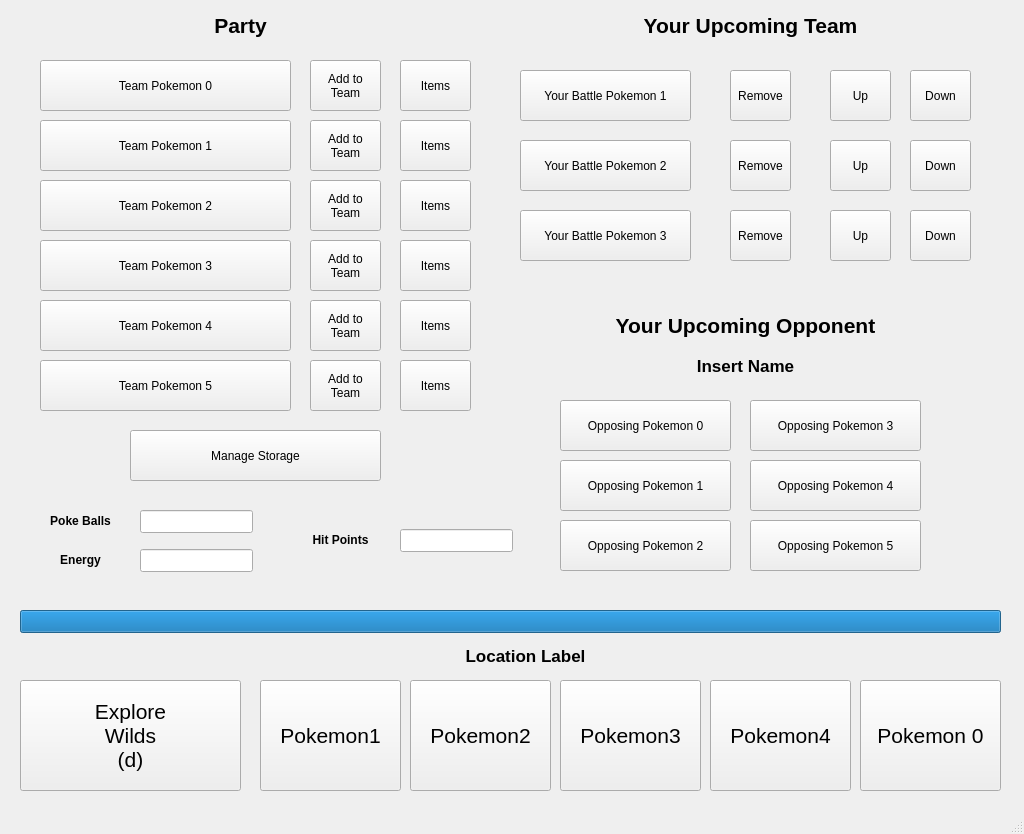
This is client/qtassets/battlewindow.ui in chillymango/autobattler_demo as Qt 5 draws it before an edit. The edited form follows.
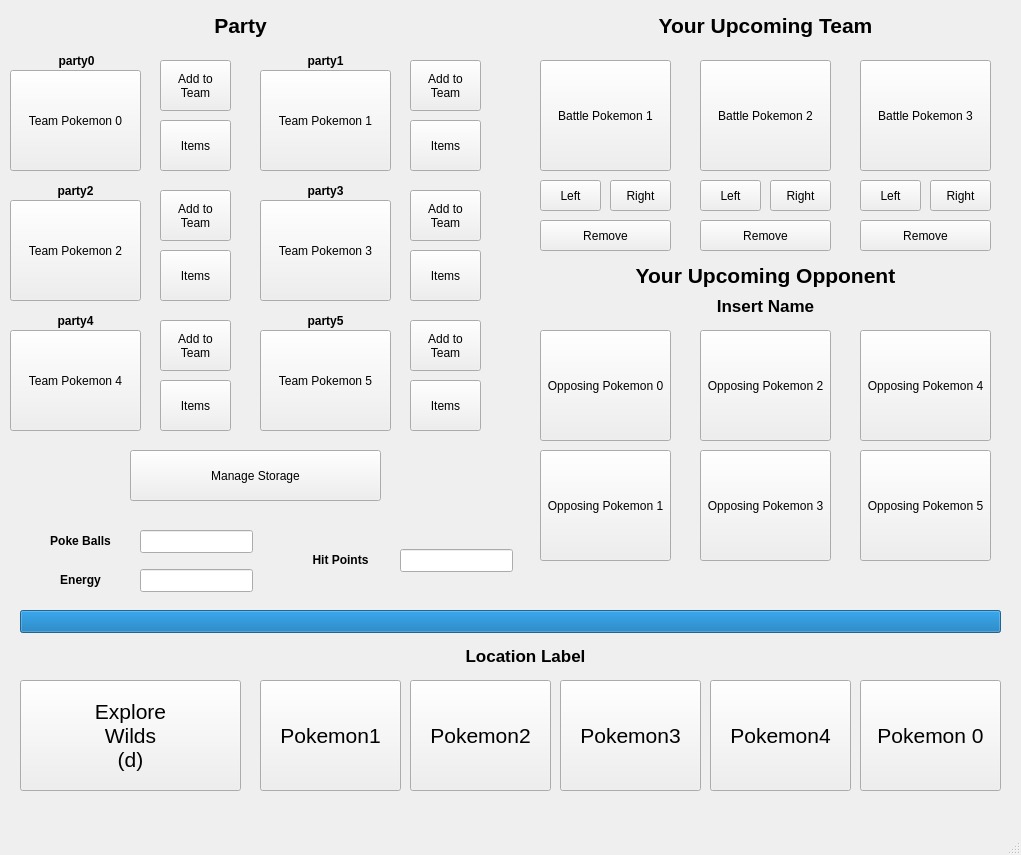
This is the edited form.

Commit message: adding sprites for pokemon views

The edit to the form file:
```diff
--- a/client/qtassets/battlewindow.ui
+++ b/client/qtassets/battlewindow.ui
@@ -6,8 +6,8 @@
    <rect>
     <x>0</x>
     <y>0</y>
-    <width>1024</width>
-    <height>834</height>
+    <width>1021</width>
+    <height>855</height>
    </rect>
   </property>
   <property name="windowTitle">
@@ -146,22 +146,22 @@
    <widget class="QPushButton" name="teamMember0">
     <property name="geometry">
      <rect>
-      <x>520</x>
-      <y>70</y>
-      <width>171</width>
-      <height>51</height>
+      <x>540</x>
+      <y>60</y>
+      <width>131</width>
+      <height>111</height>
      </rect>
     </property>
     <property name="text">
-     <string>Your Battle Pokemon 1</string>
+     <string>Battle Pokemon 1</string>
     </property>
    </widget>
    <widget class="QLabel" name="label">
     <property name="geometry">
      <rect>
-      <x>510</x>
+      <x>540</x>
       <y>10</y>
-      <width>481</width>
+      <width>451</width>
       <height>31</height>
      </rect>
     </property>
@@ -182,9 +182,9 @@
    <widget class="QLabel" name="label_2">
     <property name="geometry">
      <rect>
-      <x>500</x>
-      <y>310</y>
-      <width>491</width>
+      <x>540</x>
+      <y>260</y>
+      <width>451</width>
       <height>31</height>
      </rect>
     </property>
@@ -205,10 +205,10 @@
    <widget class="QPushButton" name="opposingPokemon1">
     <property name="geometry">
      <rect>
-      <x>560</x>
-      <y>460</y>
-      <width>171</width>
-      <height>51</height>
+      <x>540</x>
+      <y>450</y>
+      <width>131</width>
+      <height>111</height>
      </rect>
     </property>
     <property name="text">
@@ -218,10 +218,10 @@
    <widget class="QPushButton" name="opposingPokemon2">
     <property name="geometry">
      <rect>
-      <x>560</x>
-      <y>520</y>
-      <width>171</width>
-      <height>51</height>
+      <x>700</x>
+      <y>330</y>
+      <width>131</width>
+      <height>111</height>
      </rect>
     </property>
     <property name="text">
@@ -231,10 +231,10 @@
    <widget class="QPushButton" name="opposingPokemon3">
     <property name="geometry">
      <rect>
-      <x>750</x>
-      <y>400</y>
-      <width>171</width>
-      <height>51</height>
+      <x>700</x>
+      <y>450</y>
+      <width>131</width>
+      <height>111</height>
      </rect>
     </property>
     <property name="text">
@@ -244,10 +244,10 @@
    <widget class="QPushButton" name="opposingPokemon4">
     <property name="geometry">
      <rect>
-      <x>750</x>
-      <y>460</y>
-      <width>171</width>
-      <height>51</height>
+      <x>860</x>
+      <y>330</y>
+      <width>131</width>
+      <height>111</height>
      </rect>
     </property>
     <property name="text">
@@ -257,10 +257,10 @@
    <widget class="QPushButton" name="opposingPokemon5">
     <property name="geometry">
      <rect>
-      <x>750</x>
-      <y>520</y>
-      <width>171</width>
-      <height>51</height>
+      <x>860</x>
+      <y>450</y>
+      <width>131</width>
+      <height>111</height>
      </rect>
     </property>
     <property name="text">
@@ -270,36 +270,36 @@
    <widget class="QPushButton" name="teamMember1">
     <property name="geometry">
      <rect>
-      <x>520</x>
-      <y>140</y>
-      <width>171</width>
-      <height>51</height>
+      <x>700</x>
+      <y>60</y>
+      <width>131</width>
+      <height>111</height>
      </rect>
     </property>
     <property name="text">
-     <string>Your Battle Pokemon 2</string>
+     <string>Battle Pokemon 2</string>
     </property>
    </widget>
    <widget class="QPushButton" name="teamMember2">
     <property name="geometry">
      <rect>
-      <x>520</x>
-      <y>210</y>
-      <width>171</width>
-      <height>51</height>
+      <x>860</x>
+      <y>60</y>
+      <width>131</width>
+      <height>111</height>
      </rect>
     </property>
     <property name="text">
-     <string>Your Battle Pokemon 3</string>
+     <string>Battle Pokemon 3</string>
     </property>
    </widget>
    <widget class="QPushButton" name="removeTeamMember0">
     <property name="geometry">
      <rect>
-      <x>730</x>
-      <y>70</y>
-      <width>61</width>
-      <height>51</height>
+      <x>540</x>
+      <y>220</y>
+      <width>131</width>
+      <height>31</height>
      </rect>
     </property>
     <property name="text">
@@ -309,10 +309,10 @@
    <widget class="QPushButton" name="removeTeamMember1">
     <property name="geometry">
      <rect>
-      <x>730</x>
-      <y>140</y>
-      <width>61</width>
-      <height>51</height>
+      <x>700</x>
+      <y>220</y>
+      <width>131</width>
+      <height>31</height>
      </rect>
     </property>
     <property name="text">
@@ -322,10 +322,10 @@
    <widget class="QPushButton" name="removeTeamMember2">
     <property name="geometry">
      <rect>
-      <x>730</x>
-      <y>210</y>
-      <width>61</width>
-      <height>51</height>
+      <x>860</x>
+      <y>220</y>
+      <width>131</width>
+      <height>31</height>
      </rect>
     </property>
     <property name="text">
@@ -335,79 +335,79 @@
    <widget class="QPushButton" name="shiftTeam0Up">
     <property name="geometry">
      <rect>
-      <x>830</x>
-      <y>70</y>
+      <x>540</x>
+      <y>180</y>
       <width>61</width>
-      <height>51</height>
+      <height>31</height>
      </rect>
     </property>
     <property name="text">
-     <string>Up</string>
+     <string>Left</string>
     </property>
    </widget>
    <widget class="QPushButton" name="shiftTeam1Up">
     <property name="geometry">
      <rect>
-      <x>830</x>
-      <y>140</y>
+      <x>700</x>
+      <y>180</y>
       <width>61</width>
-      <height>51</height>
+      <height>31</height>
      </rect>
     </property>
     <property name="text">
-     <string>Up</string>
+     <string>Left</string>
     </property>
    </widget>
    <widget class="QPushButton" name="shiftTeam2Up">
     <property name="geometry">
      <rect>
-      <x>830</x>
-      <y>210</y>
+      <x>860</x>
+      <y>180</y>
       <width>61</width>
-      <height>51</height>
+      <height>31</height>
      </rect>
     </property>
     <property name="text">
-     <string>Up</string>
+     <string>Left</string>
     </property>
    </widget>
    <widget class="QPushButton" name="shiftTeam0Down">
     <property name="geometry">
      <rect>
-      <x>910</x>
-      <y>70</y>
+      <x>610</x>
+      <y>180</y>
       <width>61</width>
-      <height>51</height>
+      <height>31</height>
      </rect>
     </property>
     <property name="text">
-     <string>Down</string>
+     <string>Right</string>
     </property>
    </widget>
    <widget class="QPushButton" name="shiftTeam1Down">
     <property name="geometry">
      <rect>
-      <x>910</x>
-      <y>140</y>
+      <x>770</x>
+      <y>180</y>
       <width>61</width>
-      <height>51</height>
+      <height>31</height>
      </rect>
     </property>
     <property name="text">
-     <string>Down</string>
+     <string>Right</string>
     </property>
    </widget>
    <widget class="QPushButton" name="shiftTeam2Down">
     <property name="geometry">
      <rect>
-      <x>910</x>
-      <y>210</y>
+      <x>930</x>
+      <y>180</y>
       <width>61</width>
-      <height>51</height>
+      <height>31</height>
      </rect>
     </property>
     <property name="text">
-     <string>Down</string>
+     <string>Right</string>
     </property>
    </widget>
    <widget class="QLabel" name="label_3">
@@ -436,10 +436,10 @@
    <widget class="QPushButton" name="opposingPokemon0">
     <property name="geometry">
      <rect>
-      <x>560</x>
-      <y>400</y>
-      <width>171</width>
-      <height>51</height>
+      <x>540</x>
+      <y>330</y>
+      <width>131</width>
+      <height>111</height>
      </rect>
     </property>
     <property name="text">
@@ -449,9 +449,9 @@
    <widget class="QLabel" name="opponentName">
     <property name="geometry">
      <rect>
-      <x>500</x>
-      <y>350</y>
-      <width>491</width>
+      <x>540</x>
+      <y>290</y>
+      <width>451</width>
       <height>31</height>
      </rect>
     </property>
@@ -495,7 +495,7 @@
    <widget class="QPushButton" name="partyItems1">
     <property name="geometry">
      <rect>
-      <x>400</x>
+      <x>410</x>
       <y>120</y>
       <width>71</width>
       <height>51</height>
@@ -508,10 +508,10 @@
    <widget class="QPushButton" name="partyPokemon5">
     <property name="geometry">
      <rect>
-      <x>40</x>
-      <y>360</y>
-      <width>251</width>
-      <height>51</height>
+      <x>260</x>
+      <y>330</y>
+      <width>131</width>
+      <height>101</height>
      </rect>
     </property>
     <property name="text">
@@ -521,7 +521,7 @@
    <widget class="QPushButton" name="addParty0">
     <property name="geometry">
      <rect>
-      <x>310</x>
+      <x>160</x>
       <y>60</y>
       <width>71</width>
       <height>51</height>
@@ -535,8 +535,8 @@
    <widget class="QPushButton" name="partyItems5">
     <property name="geometry">
      <rect>
-      <x>400</x>
-      <y>360</y>
+      <x>410</x>
+      <y>380</y>
       <width>71</width>
       <height>51</height>
      </rect>
@@ -548,8 +548,8 @@
    <widget class="QPushButton" name="partyItems3">
     <property name="geometry">
      <rect>
-      <x>400</x>
-      <y>240</y>
+      <x>410</x>
+      <y>250</y>
       <width>71</width>
       <height>51</height>
      </rect>
@@ -561,8 +561,8 @@
    <widget class="QPushButton" name="addParty2">
     <property name="geometry">
      <rect>
-      <x>310</x>
-      <y>180</y>
+      <x>160</x>
+      <y>190</y>
       <width>71</width>
       <height>51</height>
      </rect>
@@ -575,10 +575,10 @@
    <widget class="QPushButton" name="partyPokemon0">
     <property name="geometry">
      <rect>
-      <x>40</x>
-      <y>60</y>
-      <width>251</width>
-      <height>51</height>
+      <x>10</x>
+      <y>70</y>
+      <width>131</width>
+      <height>101</height>
      </rect>
     </property>
     <property name="text">
@@ -588,8 +588,8 @@
    <widget class="QPushButton" name="partyItems0">
     <property name="geometry">
      <rect>
-      <x>400</x>
-      <y>60</y>
+      <x>160</x>
+      <y>120</y>
       <width>71</width>
       <height>51</height>
      </rect>
@@ -601,10 +601,10 @@
    <widget class="QPushButton" name="partyPokemon2">
     <property name="geometry">
      <rect>
-      <x>40</x>
-      <y>180</y>
-      <width>251</width>
-      <height>51</height>
+      <x>10</x>
+      <y>200</y>
+      <width>131</width>
+      <height>101</height>
      </rect>
     </property>
     <property name="text">
@@ -614,8 +614,8 @@
    <widget class="QPushButton" name="partyItems4">
     <property name="geometry">
      <rect>
-      <x>400</x>
-      <y>300</y>
+      <x>160</x>
+      <y>380</y>
       <width>71</width>
       <height>51</height>
      </rect>
@@ -627,8 +627,8 @@
    <widget class="QPushButton" name="addParty4">
     <property name="geometry">
      <rect>
-      <x>310</x>
-      <y>300</y>
+      <x>160</x>
+      <y>320</y>
       <width>71</width>
       <height>51</height>
      </rect>
@@ -641,10 +641,10 @@
    <widget class="QPushButton" name="partyPokemon3">
     <property name="geometry">
      <rect>
-      <x>40</x>
-      <y>240</y>
-      <width>251</width>
-      <height>51</height>
+      <x>260</x>
+      <y>200</y>
+      <width>131</width>
+      <height>101</height>
      </rect>
     </property>
     <property name="text">
@@ -654,8 +654,8 @@
    <widget class="QPushButton" name="addParty3">
     <property name="geometry">
      <rect>
-      <x>310</x>
-      <y>240</y>
+      <x>410</x>
+      <y>190</y>
       <width>71</width>
       <height>51</height>
      </rect>
@@ -668,8 +668,8 @@
    <widget class="QPushButton" name="partyItems2">
     <property name="geometry">
      <rect>
-      <x>400</x>
-      <y>180</y>
+      <x>160</x>
+      <y>250</y>
       <width>71</width>
       <height>51</height>
      </rect>
@@ -681,10 +681,10 @@
    <widget class="QPushButton" name="partyPokemon4">
     <property name="geometry">
      <rect>
-      <x>40</x>
-      <y>300</y>
-      <width>251</width>
-      <height>51</height>
+      <x>10</x>
+      <y>330</y>
+      <width>131</width>
+      <height>101</height>
      </rect>
     </property>
     <property name="text">
@@ -694,10 +694,10 @@
    <widget class="QPushButton" name="partyPokemon1">
     <property name="geometry">
      <rect>
-      <x>40</x>
-      <y>120</y>
-      <width>251</width>
-      <height>51</height>
+      <x>260</x>
+      <y>70</y>
+      <width>131</width>
+      <height>101</height>
      </rect>
     </property>
     <property name="text">
@@ -707,8 +707,8 @@
    <widget class="QPushButton" name="addParty1">
     <property name="geometry">
      <rect>
-      <x>310</x>
-      <y>120</y>
+      <x>410</x>
+      <y>60</y>
       <width>71</width>
       <height>51</height>
      </rect>
@@ -721,8 +721,8 @@
    <widget class="QPushButton" name="addParty5">
     <property name="geometry">
      <rect>
-      <x>310</x>
-      <y>360</y>
+      <x>410</x>
+      <y>320</y>
       <width>71</width>
       <height>51</height>
      </rect>
@@ -736,7 +736,7 @@
     <property name="geometry">
      <rect>
       <x>130</x>
-      <y>430</y>
+      <y>450</y>
       <width>251</width>
       <height>51</height>
      </rect>
@@ -749,7 +749,7 @@
     <property name="geometry">
      <rect>
       <x>140</x>
-      <y>510</y>
+      <y>530</y>
       <width>113</width>
       <height>23</height>
      </rect>
@@ -767,7 +767,7 @@
     <property name="geometry">
      <rect>
       <x>20</x>
-      <y>511</y>
+      <y>531</y>
       <width>121</width>
       <height>20</height>
      </rect>
@@ -790,7 +790,7 @@
     <property name="geometry">
      <rect>
       <x>140</x>
-      <y>549</y>
+      <y>569</y>
       <width>113</width>
       <height>23</height>
      </rect>
@@ -803,7 +803,7 @@
     <property name="geometry">
      <rect>
       <x>20</x>
-      <y>550</y>
+      <y>570</y>
       <width>121</width>
       <height>20</height>
      </rect>
@@ -826,7 +826,7 @@
     <property name="geometry">
      <rect>
       <x>400</x>
-      <y>529</y>
+      <y>549</y>
       <width>113</width>
       <height>23</height>
      </rect>
@@ -844,7 +844,7 @@
     <property name="geometry">
      <rect>
       <x>280</x>
-      <y>530</y>
+      <y>550</y>
       <width>121</width>
       <height>20</height>
      </rect>
@@ -863,6 +863,138 @@
      <set>Qt::AlignCenter</set>
     </property>
    </widget>
+   <widget class="QLabel" name="party0Label">
+    <property name="geometry">
+     <rect>
+      <x>16</x>
+      <y>50</y>
+      <width>121</width>
+      <height>21</height>
+     </rect>
+    </property>
+    <property name="font">
+     <font>
+      <weight>75</weight>
+      <bold>true</bold>
+     </font>
+    </property>
+    <property name="text">
+     <string>party0</string>
+    </property>
+    <property name="alignment">
+     <set>Qt::AlignCenter</set>
+    </property>
+   </widget>
+   <widget class="QLabel" name="party1Label">
+    <property name="geometry">
+     <rect>
+      <x>260</x>
+      <y>50</y>
+      <width>131</width>
+      <height>21</height>
+     </rect>
+    </property>
+    <property name="font">
+     <font>
+      <weight>75</weight>
+      <bold>true</bold>
+     </font>
+    </property>
+    <property name="text">
+     <string>party1</string>
+    </property>
+    <property name="alignment">
+     <set>Qt::AlignCenter</set>
+    </property>
+   </widget>
+   <widget class="QLabel" name="party2Label">
+    <property name="geometry">
+     <rect>
+      <x>10</x>
+      <y>180</y>
+      <width>131</width>
+      <height>21</height>
+     </rect>
+    </property>
+    <property name="font">
+     <font>
+      <weight>75</weight>
+      <bold>true</bold>
+     </font>
+    </property>
+    <property name="text">
+     <string>party2</string>
+    </property>
+    <property name="alignment">
+     <set>Qt::AlignCenter</set>
+    </property>
+   </widget>
+   <widget class="QLabel" name="party3Label">
+    <property name="geometry">
+     <rect>
+      <x>260</x>
+      <y>180</y>
+      <width>131</width>
+      <height>21</height>
+     </rect>
+    </property>
+    <property name="font">
+     <font>
+      <weight>75</weight>
+      <bold>true</bold>
+     </font>
+    </property>
+    <property name="text">
+     <string>party3</string>
+    </property>
+    <property name="alignment">
+     <set>Qt::AlignCenter</set>
+    </property>
+   </widget>
+   <widget class="QLabel" name="party4Label">
+    <property name="geometry">
+     <rect>
+      <x>10</x>
+      <y>310</y>
+      <width>131</width>
+      <height>21</height>
+     </rect>
+    </property>
+    <property name="font">
+     <font>
+      <weight>75</weight>
+      <bold>true</bold>
+     </font>
+    </property>
+    <property name="text">
+     <string>party4</string>
+    </property>
+    <property name="alignment">
+     <set>Qt::AlignCenter</set>
+    </property>
+   </widget>
+   <widget class="QLabel" name="party5Label">
+    <property name="geometry">
+     <rect>
+      <x>260</x>
+      <y>310</y>
+      <width>131</width>
+      <height>21</height>
+     </rect>
+    </property>
+    <property name="font">
+     <font>
+      <weight>75</weight>
+      <bold>true</bold>
+     </font>
+    </property>
+    <property name="text">
+     <string>party5</string>
+    </property>
+    <property name="alignment">
+     <set>Qt::AlignCenter</set>
+    </property>
+   </widget>
   </widget>
   <widget class="QMenuBar" name="menubar">
    <property name="geometry">
```
Left out of the diff: 2 changed lines with no effect on the pictures. The commit also changes 8 other files.
